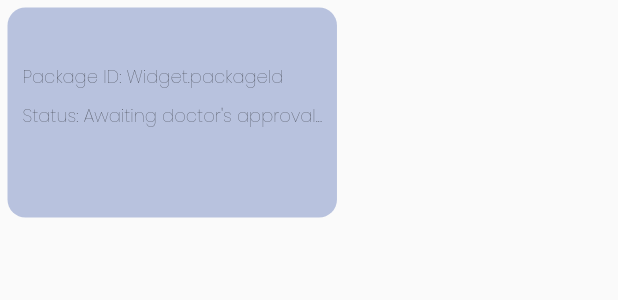
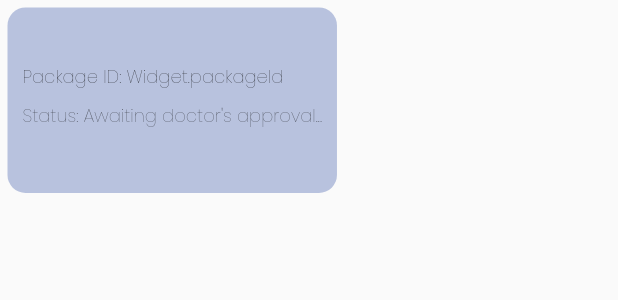
Before and after one commit to aakashpothepalli/Team_EDITH, a Flutter app: the HistoryCard widget shown alone on an empty page, opened directly with empty values, on a phone screen of 412 x 824 dp. Shown: the top 300 px of the screen. Run offline on Flutter 3.47's test engine with Material 2 defaults, Android fonts, the light colour scheme and no system bars; our stand-ins replace dio, get_it, google_fonts; network calls fail.

Commit message:
Minor changes

```diff
--- a/swasth/lib/modules/components/historycard.dart
+++ b/swasth/lib/modules/components/historycard.dart
@@ -26,11 +26,13 @@ class _HistoryCardState extends State<HistoryCard> {
 
   @override
   Widget build(BuildContext context) {
+    double height = MediaQuery.of(context).size.height;
+
     return GestureDetector(
       child: Container(
         margin: const EdgeInsets.all(5.0),
         padding: EdgeInsets.all(10),
-        height: 140,
+        height: height * 0.15,
         decoration: BoxDecoration(
             borderRadius: BorderRadius.circular(12.0),
             color: !widget.isComplete
@@ -41,25 +43,32 @@ class _HistoryCardState extends State<HistoryCard> {
           children: [
             Text(
               widget.title,
-              style: titleTextStyle,
+              style: titleTextStyle.copyWith(
+                  color: widget.isComplete ? Palette.lightgray : Colors.black),
             ),
             Text(
               "Package ID: $widget.packageId",
-              style: lightTextStyle,
+              style: lightTextStyle.copyWith(
+                  color: widget.isComplete ? Palette.lightgray : Colors.black),
             ),
             SizedBox(
               height: 8,
             ),
             widget.isComplete
-                ? Container(
+                ? Align(
+                    alignment: Alignment.bottomRight,
+                    child: Container(
                       decoration: BoxDecoration(
                           borderRadius: BorderRadius.circular(12.0),
                           color: Palette.yellow),
-                    height: 30,
+                      height: height * 0.035,
                       width: 100,
+                      child: Center(
                         child: Text(
                           'Rate',
-                      style: regularTextStyle.copyWith(fontSize: 9),
+                          style: regularTextStyle,
+                        ),
+                      ),
                     ),
                   )
                 : Text(
```
Lines whose indentation alone changed are shown as unchanged.
